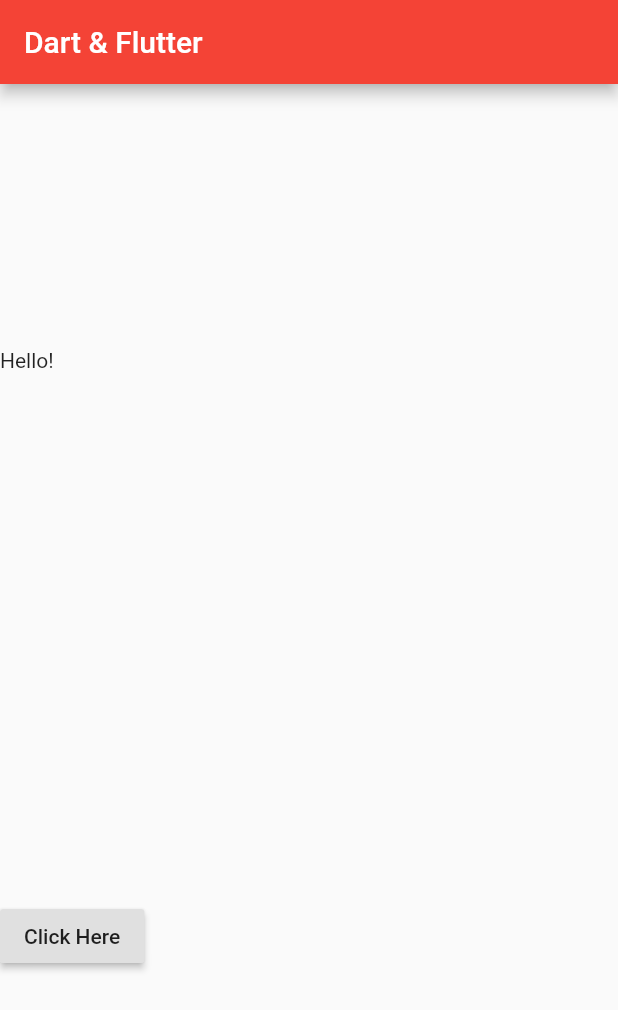
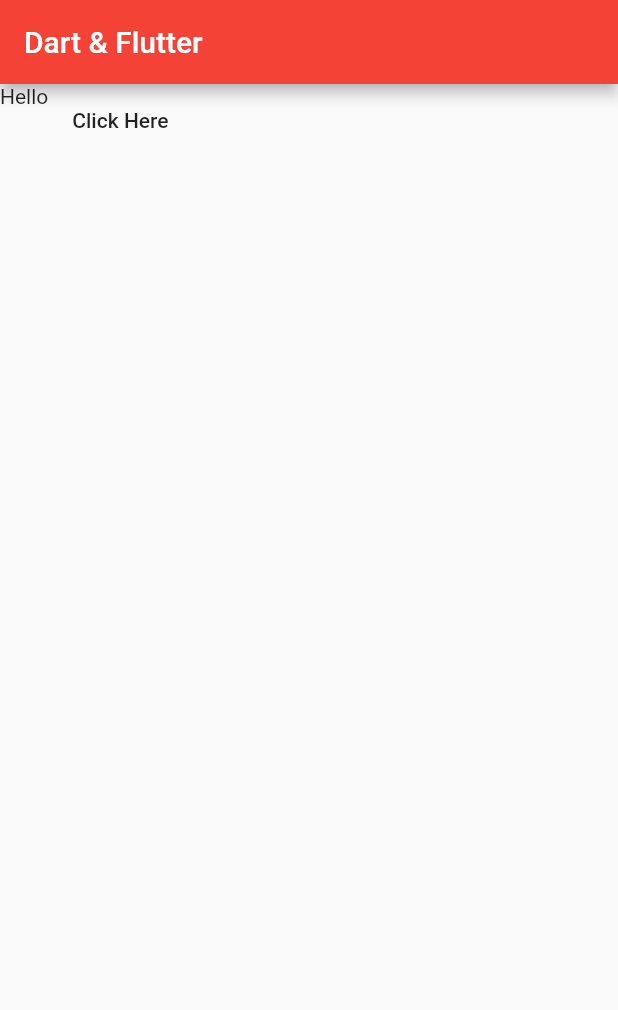
Before and after one commit to Rakibul25/dartandflutter, a Flutter app: the screen it shows after launch, on a phone screen of 412 x 824 dp. Shown: the top 1010 px of the screen. Run offline on Flutter 3.47's test engine with Material 2 defaults, Android fonts, the phone set to English and light mode, and no system bars.

Commit message:
Row properties with Axis Allignment

```diff
--- a/lib/main.dart
+++ b/lib/main.dart
@@ -18,17 +18,17 @@
             "Dart & Flutter",
           ),
         ),
-        body: Column(
-          mainAxisAlignment: MainAxisAlignment.spaceAround, //work left to right
-          crossAxisAlignment: CrossAxisAlignment.start, //work up to bottom
+        body: Row(
+          mainAxisAlignment: MainAxisAlignment.start, //left to right
+          crossAxisAlignment: CrossAxisAlignment.start, //up to bottom
           children: <Widget>[
             Text(
-              "Hello!"
+              "Hello"
             ),
-            RaisedButton(
+            FlatButton(
               onPressed: (){},
               child: Text(
-                "Click Here",
+                "Click Here"
               ),
             )
           ],
```
